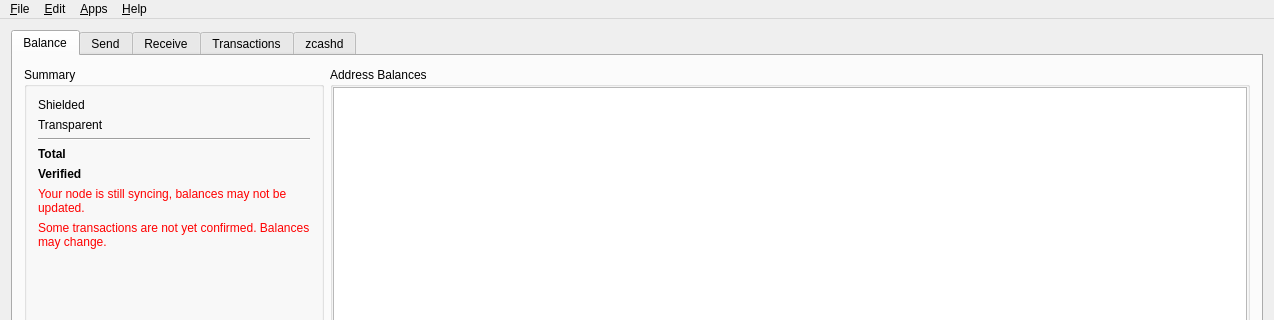
Before: the Qt Designer form src/mainwindow.ui in ycashfoundation/YecLite, drawn with Qt 5; both pictures show x 0 to 1274 and y 0 to 320 of the 1274 by 779 pixel window.
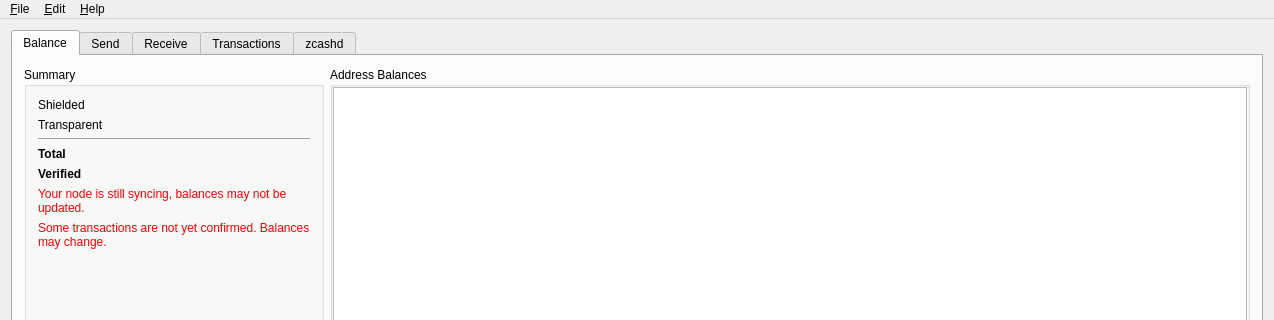
After: the same form once the commit is applied. Icons and pictures are not drawn. Custom widgets are drawn as their Qt base class.

What changed in the file:
```diff
--- a/src/mainwindow.ui
+++ b/src/mainwindow.ui
@@ -1116,12 +1116,6 @@
     <addaction name="actionFile_a_bug"/>
     <addaction name="actionAbout"/>
    </widget>
-   <widget class="QMenu" name="menuApps">
-    <property name="title">
-     <string>&amp;Apps</string>
-    </property>
-    <addaction name="actionConnect_Mobile_App"/>
-   </widget>
    <widget class="QMenu" name="menu_Edit">
     <property name="title">
      <string>&amp;Edit</string>
@@ -1135,7 +1129,6 @@
    </widget>
    <addaction name="menuFile"/>
    <addaction name="menu_Edit"/>
-   <addaction name="menuApps"/>
    <addaction name="menuHelp"/>
   </widget>
   <widget class="QStatusBar" name="statusBar"/>
```
